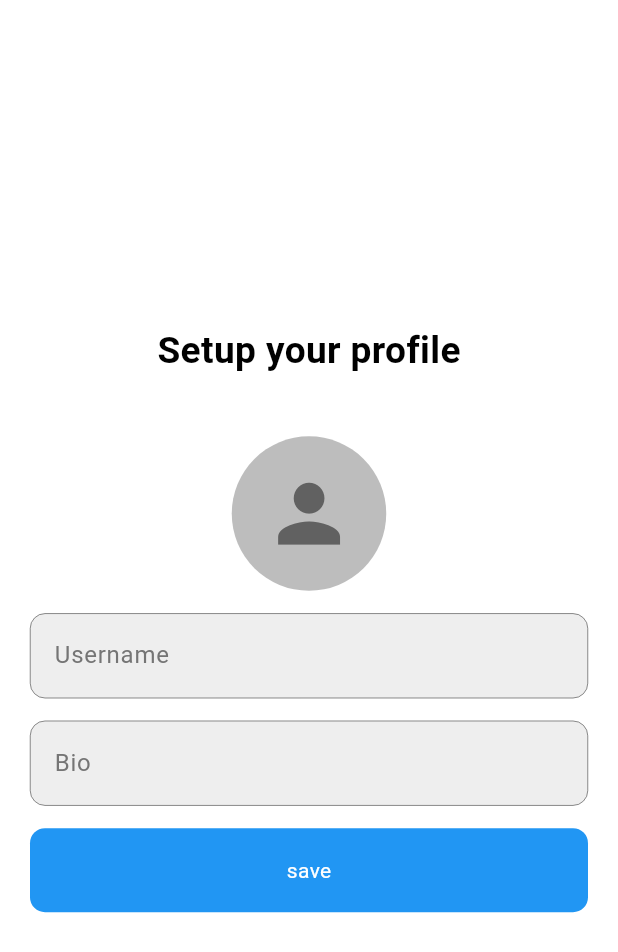
After one commit to HariDharsaun/InstaPop-Instagram_Clone, a Flutter app: the ProfileSetupPage screen opened by its route, on a phone screen of 412 x 824 dp. The commit adds this screen. Shown: the top 952 px of the screen. Run offline on Flutter 3.47's test engine with Material 3 defaults, Android fonts, the phone set to English and light mode, and no system bars; our stand-ins replace cloud_firestore, firebase_auth, firebase_core, firebase_storage, google_fonts, image_picker; accounts and stored records are empty.

Commit message:
profile setup page is created

```diff
--- a/lib/authentication/auth.dart
+++ b/lib/authentication/auth.dart
@@ -1,14 +1,24 @@
 import 'package:firebase_auth/firebase_auth.dart';
+import 'package:cloud_firestore/cloud_firestore.dart';
 
 class AuthService{
   final FirebaseAuth _auth = FirebaseAuth.instance;
 
-
  //To create account
-  Future<String> signup(String email,String password) async
+  Future<String> signup(String email,String username ,String password) async
   {
     try{
-      await _auth.createUserWithEmailAndPassword(email: email, password: password);
+      UserCredential cred =  await _auth.createUserWithEmailAndPassword(email: email, password: password);
+      await FirebaseFirestore.instance.collection('users').doc(cred.user!.uid).set(
+        {
+          'email' : email,
+          'username': username,
+          'bio': '',
+          'profileImageUrl': '',
+          'followers' : [],
+          'following' : []
+        }
+      );
       return "success";
     }
     catch(e)
--- a/lib/main.dart
+++ b/lib/main.dart
@@ -5,6 +5,7 @@ import 'package:instapop_/modes/modes.dart';
 import 'package:instapop_/pages/homepage.dart';
 import 'package:instapop_/pages/loginpage.dart';
 import 'package:instapop_/pages/pagestack.dart';
+import 'package:instapop_/pages/profile_setup.dart';
 import 'package:instapop_/pages/signuppage.dart';
 
 void main() async{
@@ -23,12 +24,13 @@ class MainApp extends StatelessWidget {
     return MaterialApp(
       theme: lightmode,
       debugShowCheckedModeBanner: false,
-      initialRoute: '/login',
+      initialRoute: '/signup',
       routes: {
         '/login': (context)=> Loginpage(),
         '/signup' : (context)=> SignupPage(),
         '/homepage': (context) => Homepage(),
-        '/pagestack': (context)=>PageStack()
+        '/pagestack': (context)=>PageStack(),
+        '/profilesetup': (context)=>ProfileSetupPage()
       },
     );
   }
--- /dev/null
+++ b/lib/pages/profile_setup.dart
@@ -0,0 +1,145 @@
+import 'dart:io';
+
+import 'package:cloud_firestore/cloud_firestore.dart';
+import 'package:firebase_auth/firebase_auth.dart';
+import 'package:firebase_storage/firebase_storage.dart';
+import 'package:flutter/material.dart';
+import 'package:google_fonts/google_fonts.dart';
+import 'package:image_picker/image_picker.dart';
+import 'package:instapop_/components/authbutton.dart';
+import 'package:instapop_/components/textfield.dart';
+
+class ProfileSetupPage extends StatefulWidget {
+  const ProfileSetupPage({super.key});
+
+  @override
+  State<ProfileSetupPage> createState() => _ProfileSetupPageState();
+}
+
+class _ProfileSetupPageState extends State<ProfileSetupPage> {
+  TextEditingController Username_controller = TextEditingController();
+  TextEditingController bio_controller = TextEditingController();
+
+  final FirebaseFirestore _firestore = FirebaseFirestore.instance;
+  final FirebaseAuth _auth = FirebaseAuth.instance;
+  final FirebaseStorage _firestorage = FirebaseStorage.instance;
+
+  File? _profileImage;
+
+  //pick image
+  Future<void> pickimage() async {
+    final picked = await ImagePicker().pickImage(source: ImageSource.gallery);
+    if (picked != null) {
+      setState(() {
+        _profileImage = File(picked.path);
+      });
+    }
+  }
+
+  Future<void> saveprofile() async {
+    final uid = _auth.currentUser!.uid;
+    if (uid == null) return;
+
+    String imageurl = "";
+
+    if (_profileImage != null) {
+      try {
+        final ref = _firestorage.ref().child("profileImages/$uid.jpg");
+
+        // Upload the file and wait for completion
+        UploadTask uploadTask = ref.putFile(_profileImage!);
+        TaskSnapshot snapshot = await uploadTask;
+
+        // Get download URL after successful upload
+        imageurl = await snapshot.ref.getDownloadURL();
+      } catch (e) {
+        print("UPLOAD ERROR: $e");
+        ScaffoldMessenger.of(
+          context,
+        ).showSnackBar(SnackBar(backgroundColor: Colors.red.shade500,content: Text("Image upload failed")));
+        return;
+      }
+    }
+
+    //store in firestore
+    try {
+      await _firestore.collection('users').doc(uid).update({
+        'username': Username_controller.text.trim(),
+        'bio': bio_controller.text.trim(),
+        'profileImageUrl': imageurl,
+      });
+
+      ScaffoldMessenger.of(
+        context,
+      ).showSnackBar(SnackBar(content: Text('Profile saved!')));
+
+      Navigator.pushReplacementNamed(context, '/homepage');
+    } catch (e) {
+      ScaffoldMessenger.of(
+        context,
+      ).showSnackBar(SnackBar(content: Text('Failed to save prfile')));
+    }
+  }
+
+  @override
+  Widget build(BuildContext context) {
+    return SafeArea(
+      child: Scaffold(
+        body: Padding(
+          padding: EdgeInsets.all(20),
+          child: Column(
+            mainAxisAlignment: MainAxisAlignment.center,
+            children: [
+              Row(
+                mainAxisAlignment: MainAxisAlignment.center,
+                children: [
+                  Text(
+                    "Setup your profile",
+                    style: GoogleFonts.lobsterTwo(
+                      fontWeight: FontWeight.w600,
+                      fontSize: MediaQuery.of(context).size.width * 0.06,
+                    ),
+                  ),
+                ],
+              ),
+              SizedBox(height: 40),
+              GestureDetector(
+                onTap: pickimage,
+                child: CircleAvatar(
+                  radius: MediaQuery.of(context).size.width * 0.125,
+                  backgroundColor: Colors.grey.shade400,
+                  backgroundImage: _profileImage != null
+                      ? FileImage(_profileImage!)
+                      : null,
+                  child: _profileImage == null
+                      ? Icon(
+                          Icons.person,
+                          size: MediaQuery.of(context).size.width * 0.15,
+                          color: Colors.grey.shade700,
+                        )
+                      : null,
+                ),
+              ),
+              SizedBox(height: 15),
+              MyTextfield(
+                controller: Username_controller,
+                hinttext: "Username",
+                obscureText: false,
+                showPwd: false,
+              ),
+              SizedBox(height: 15),
+              MyTextfield(
+                controller: bio_controller,
+                hinttext: "Bio",
+                obscureText: false,
+                showPwd: false,
+              ),
+              SizedBox(height: 15),
+              AuthButton(name: "save", function: saveprofile),
+            ],
+          ),
+        ),
+      ),
+    );
+  }
+}
--- a/lib/pages/signuppage.dart
+++ b/lib/pages/signuppage.dart
@@ -22,33 +22,44 @@ class _SignupPageState extends State<SignupPage> {
   @override
   Widget build(BuildContext context) {
     //credentail check
-    int pwdcheck(String pwd, String cnfpwd) {
-      if (pwd.length < 8) {
+    int pwdcheck(String email , String username ,String pwd, String cnfpwd) {
+      if(email.isEmpty || username.isEmpty || pwd.isEmpty || cnfpwd.isEmpty)
+      {
         return 1;
+      }
+      else if (pwd.length < 8) {
+        return 2;
       } else if (pwd != cnfpwd) {
-        return 2;
+        return 3;
       }
-      return 3;
+      return 4;
     }
 
     void callbackfunc() async {
-      if (pwdcheck(pwd_controller.text, cnfpwd_controller.text) == 3) {
+      if (pwdcheck(email_controller.text,Username_controller.text, pwd_controller.text, cnfpwd_controller.text) == 4) {
         final msg = await _authService.signup(
-          email_controller.text,
-          pwd_controller.text,
+          email_controller.text.trim(),
+          Username_controller.text.trim(),
+          pwd_controller.text.trim()
         );
         if (msg == "success") {
-          Navigator.pushNamed(context, '/homepage');
+          Navigator.pushNamed(context, '/profilesetup');
         } else {
           ScaffoldMessenger.of(
             context,
           ).showSnackBar(SnackBar(backgroundColor: Colors.red.shade500,content: Text(msg)));
         }
-      } else if (pwdcheck(pwd_controller.text, cnfpwd_controller.text) == 1) {
+      }
+      else if (pwdcheck(email_controller.text,Username_controller.text, pwd_controller.text, cnfpwd_controller.text) == 1) {
+        ScaffoldMessenger.of(context).showSnackBar(
+          SnackBar(backgroundColor: Colors.red.shade500, content: Text("All fields are required")),
+        );
+      }
+      else if (pwdcheck(email_controller.text,Username_controller.text, pwd_controller.text, cnfpwd_controller.text) == 2) {
         ScaffoldMessenger.of(context).showSnackBar(
           SnackBar(backgroundColor: Colors.red.shade500, content: Text("password must be atleast 8 characters")),
         );
-      } else if (pwdcheck(pwd_controller.text, cnfpwd_controller.text) == 2) {
+      } else if (pwdcheck(email_controller.text,Username_controller.text, pwd_controller.text, cnfpwd_controller.text) == 3) {
         ScaffoldMessenger.of(context).showSnackBar(
           SnackBar(backgroundColor: Colors.red.shade500,content: Text("password & confirm password are not same")),
         );
--- /dev/null
+++ b/lib/services/profile.dart
@@ -0,0 +1,6 @@
+
+
+
+class Profile {
+
+}
--- a/pubspec.yaml
+++ b/pubspec.yaml
@@ -7,11 +7,14 @@ environment:
   sdk: ^3.8.1
 
 dependencies:
+  cloud_firestore: ^5.6.11
   firebase_auth: ^5.6.2
   firebase_core: ^3.15.1
+  firebase_storage:
   flutter:
     sdk: flutter
   google_fonts: ^6.2.1
+  image_picker:
 
 dev_dependencies:
   flutter_test:
```
Also changed, not shown: lib/pages/loginpage.dart (+16 -3 lines), lib/models/profilemodel.dart (added), pubspec.lock, 6 other files.
